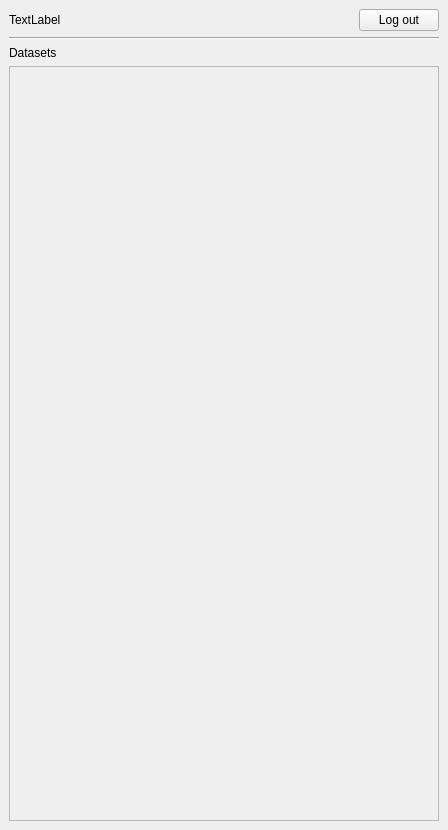
Old version of the form koordinatesexplorer/gui/koordinatesexplorer.ui in the repository koordinates/koordinates-qgis-plugin.
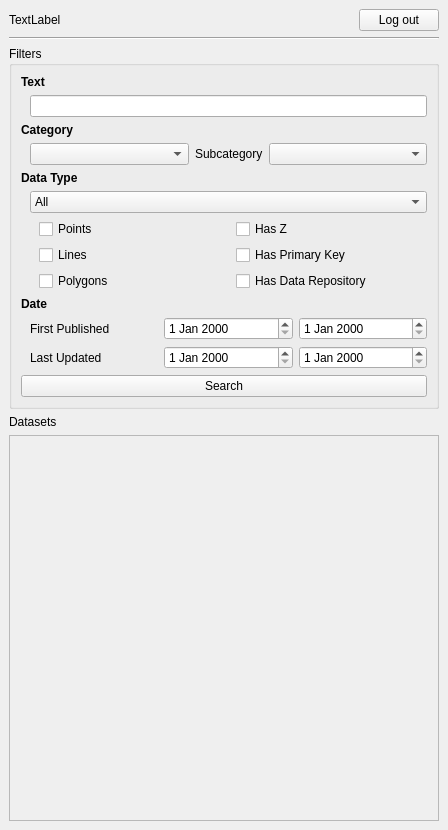
New version of the form. The open tabs and pages were chosen to show the change. Custom widgets are drawn as their Qt base class.

Commit message: added filters and other ui improvements

Patch:
```diff
--- a/koordinatesexplorer/gui/koordinatesexplorer.ui
+++ b/koordinatesexplorer/gui/koordinatesexplorer.ui
@@ -139,7 +139,7 @@
        </layout>
       </widget>
       <widget class="QWidget" name="pageBrowser">
-       <layout class="QVBoxLayout" name="verticalLayout_2">
+       <layout class="QVBoxLayout" name="verticalLayout_5">
         <item>
          <layout class="QHBoxLayout" name="horizontalLayout_8">
           <item>
@@ -178,6 +178,353 @@
           </property>
          </widget>
         </item>
+        <item>
+         <widget class="QgsCollapsibleGroupBox" name="groupBox">
+          <property name="title">
+           <string>Filters</string>
+          </property>
+          <layout class="QVBoxLayout" name="verticalLayout_4">
+           <item>
+            <widget class="QLabel" name="label_8">
+             <property name="font">
+              <font>
+               <weight>75</weight>
+               <bold>true</bold>
+              </font>
+             </property>
+             <property name="text">
+              <string>Text</string>
+             </property>
+            </widget>
+           </item>
+           <item>
+            <layout class="QHBoxLayout" name="horizontalLayout">
+             <property name="leftMargin">
+              <number>9</number>
+             </property>
+             <item>
+              <widget class="QLineEdit" name="txtSearch"/>
+             </item>
+            </layout>
+           </item>
+           <item>
+            <widget class="QLabel" name="label">
+             <property name="font">
+              <font>
+               <weight>75</weight>
+               <italic>false</italic>
+               <bold>true</bold>
+              </font>
+             </property>
+             <property name="text">
+              <string>Category</string>
+             </property>
+            </widget>
+           </item>
+           <item>
+            <layout class="QHBoxLayout" name="horizontalLayout_2">
+             <property name="leftMargin">
+              <number>9</number>
+             </property>
+             <item>
+              <widget class="QComboBox" name="comboCategory">
+               <property name="sizePolicy">
+                <sizepolicy hsizetype="MinimumExpanding" vsizetype="Fixed">
+                 <horstretch>0</horstretch>
+                 <verstretch>0</verstretch>
+                </sizepolicy>
+               </property>
+              </widget>
+             </item>
+             <item>
+              <widget class="QLabel" name="labelSubcategory">
+               <property name="text">
+                <string>Subcategory</string>
+               </property>
+              </widget>
+             </item>
+             <item>
+              <widget class="QComboBox" name="comboSubcategory">
+               <property name="sizePolicy">
+                <sizepolicy hsizetype="MinimumExpanding" vsizetype="Fixed">
+                 <horstretch>0</horstretch>
+                 <verstretch>0</verstretch>
+                </sizepolicy>
+               </property>
+              </widget>
+             </item>
+            </layout>
+           </item>
+           <item>
+            <widget class="QLabel" name="label_3">
+             <property name="font">
+              <font>
+               <weight>75</weight>
+               <bold>true</bold>
+              </font>
+             </property>
+             <property name="text">
+              <string>Data Type</string>
+             </property>
+            </widget>
+           </item>
+           <item>
+            <layout class="QHBoxLayout" name="horizontalLayout_3">
+             <property name="leftMargin">
+              <number>9</number>
+             </property>
+             <item>
+              <widget class="QComboBox" name="comboDatatype">
+               <item>
+                <property name="text">
+                 <string>All</string>
+                </property>
+               </item>
+               <item>
+                <property name="text">
+                 <string>Vector</string>
+                </property>
+               </item>
+               <item>
+                <property name="text">
+                 <string>Raster</string>
+                </property>
+               </item>
+               <item>
+                <property name="text">
+                 <string>Grid</string>
+                </property>
+               </item>
+               <item>
+                <property name="text">
+                 <string>Table</string>
+                </property>
+               </item>
+               <item>
+                <property name="text">
+                 <string>Set</string>
+                </property>
+               </item>
+               <item>
+                <property name="text">
+                 <string>Data Repository</string>
+                </property>
+               </item>
+               <item>
+                <property name="text">
+                 <string>Document</string>
+                </property>
+               </item>
+              </widget>
+             </item>
+            </layout>
+           </item>
+           <item>
+            <widget class="QStackedWidget" name="stackedWidgetDatatype">
+             <property name="sizePolicy">
+              <sizepolicy hsizetype="Preferred" vsizetype="Maximum">
+               <horstretch>0</horstretch>
+               <verstretch>0</verstretch>
+              </sizepolicy>
+             </property>
+             <property name="currentIndex">
+              <number>1</number>
+             </property>
+             <widget class="QWidget" name="pageRaster">
+              <layout class="QVBoxLayout" name="verticalLayout_2">
+               <property name="leftMargin">
+                <number>0</number>
+               </property>
+               <property name="topMargin">
+                <number>0</number>
+               </property>
+               <property name="rightMargin">
+                <number>0</number>
+               </property>
+               <property name="bottomMargin">
+                <number>0</number>
+               </property>
+               <item>
+                <layout class="QGridLayout" name="gridLayout_4">
+                 <property name="leftMargin">
+                  <number>18</number>
+                 </property>
+                 <item row="1" column="0">
+                  <widget class="QRadioButton" name="radioNoAerial">
+                   <property name="text">
+                    <string>Not Aerial &amp; Satellite Photos</string>
+                   </property>
+                  </widget>
+                 </item>
+                 <item row="1" column="1">
+                  <widget class="QRadioButton" name="radioGrayscale">
+                   <property name="text">
+                    <string>Grayscale</string>
+                   </property>
+                  </widget>
+                 </item>
+                 <item row="0" column="0">
+                  <widget class="QRadioButton" name="radioAerial">
+                   <property name="text">
+                    <string>Aerial &amp; Satellite Photos</string>
+                   </property>
+                  </widget>
+                 </item>
+                 <item row="0" column="1">
+                  <widget class="QRadioButton" name="radioRGB">
+                   <property name="text">
+                    <string>RGB </string>
+                   </property>
+                  </widget>
+                 </item>
+                 <item row="2" column="0">
+                  <widget class="QCheckBox" name="chkOnlyAlpha">
+                   <property name="text">
+                    <string>Only With Alpha Channel</string>
+                   </property>
+                  </widget>
+                 </item>
+                </layout>
+               </item>
+              </layout>
+             </widget>
+             <widget class="QWidget" name="pageRepos">
+              <layout class="QVBoxLayout" name="verticalLayout_6">
+               <property name="leftMargin">
+                <number>18</number>
+               </property>
+               <item>
+                <widget class="QCheckBox" name="chkIncludeRepos">
+                 <property name="text">
+                  <string>Include Data Repos for Published Data</string>
+                 </property>
+                </widget>
+               </item>
+              </layout>
+             </widget>
+             <widget class="QWidget" name="pageVector">
+              <layout class="QVBoxLayout" name="verticalLayout_3">
+               <property name="leftMargin">
+                <number>0</number>
+               </property>
+               <property name="topMargin">
+                <number>0</number>
+               </property>
+               <property name="rightMargin">
+                <number>0</number>
+               </property>
+               <property name="bottomMargin">
+                <number>0</number>
+               </property>
+               <item>
+                <layout class="QGridLayout" name="gridLayout_3">
+                 <property name="leftMargin">
+                  <number>18</number>
+                 </property>
+                 <item row="1" column="0">
+                  <widget class="QCheckBox" name="chkLines">
+                   <property name="text">
+                    <string>Lines</string>
+                   </property>
+                  </widget>
+                 </item>
+                 <item row="2" column="0">
+                  <widget class="QCheckBox" name="chkPolygons">
+                   <property name="text">
+                    <string>Polygons</string>
+                   </property>
+                  </widget>
+                 </item>
+                 <item row="0" column="0">
+                  <widget class="QCheckBox" name="chkPoints">
+                   <property name="text">
+                    <string>Points</string>
+                   </property>
+                  </widget>
+                 </item>
+                 <item row="0" column="1">
+                  <widget class="QCheckBox" name="chkHasZ">
+                   <property name="text">
+                    <string>Has Z</string>
+                   </property>
+                  </widget>
+                 </item>
+                 <item row="1" column="1">
+                  <widget class="QCheckBox" name="chkHasPrimaryKey">
+                   <property name="text">
+                    <string>Has Primary Key</string>
+                   </property>
+                  </widget>
+                 </item>
+                 <item row="2" column="1">
+                  <widget class="QCheckBox" name="chkHasDataRepository">
+                   <property name="text">
+                    <string>Has Data Repository</string>
+                   </property>
+                  </widget>
+                 </item>
+                </layout>
+               </item>
+              </layout>
+             </widget>
+            </widget>
+           </item>
+           <item>
+            <widget class="QLabel" name="label_4">
+             <property name="font">
+              <font>
+               <weight>75</weight>
+               <bold>true</bold>
+              </font>
+             </property>
+             <property name="text">
+              <string>Date</string>
+             </property>
+            </widget>
+           </item>
+           <item>
+            <layout class="QGridLayout" name="gridLayout_2">
+             <property name="leftMargin">
+              <number>9</number>
+             </property>
+             <item row="0" column="2">
+              <widget class="QDateEdit" name="dateCreatedBefore"/>
+             </item>
+             <item row="1" column="2">
+              <widget class="QDateEdit" name="dateUpdatedBefore"/>
+             </item>
+             <item row="1" column="1">
+              <widget class="QDateEdit" name="dateUpdatedAfter"/>
+             </item>
+             <item row="0" column="1">
+              <widget class="QDateEdit" name="dateCreatedAfter"/>
+             </item>
+             <item row="0" column="0">
+              <widget class="QLabel" name="label_5">
+               <property name="text">
+                <string>First Published</string>
+               </property>
+              </widget>
+             </item>
+             <item row="1" column="0">
+              <widget class="QLabel" name="label_6">
+               <property name="text">
+                <string>Last Updated</string>
+               </property>
+              </widget>
+             </item>
+            </layout>
+           </item>
+           <item>
+            <widget class="QPushButton" name="btnSearch">
+             <property name="text">
+              <string>Search</string>
+             </property>
+            </widget>
+           </item>
+          </layout>
+         </widget>
+        </item>
         <item>
          <widget class="QLabel" name="label_7">
           <property name="text">
@@ -188,7 +535,7 @@
         <item>
          <widget class="QFrame" name="browserFrame">
           <property name="sizePolicy">
-           <sizepolicy hsizetype="Preferred" vsizetype="Expanding">
+           <sizepolicy hsizetype="Preferred" vsizetype="MinimumExpanding">
             <horstretch>0</horstretch>
             <verstretch>0</verstretch>
            </sizepolicy>
@@ -209,6 +556,12 @@
   </widget>
  </widget>
  <customwidgets>
+  <customwidget>
+   <class>QgsCollapsibleGroupBox</class>
+   <extends>QGroupBox</extends>
+   <header>qgscollapsiblegroupbox.h</header>
+   <container>1</container>
+  </customwidget>
   <customwidget>
    <class>QgsPasswordLineEdit</class>
    <extends>QLineEdit</extends>
```
The commit also changes 4 other files.
